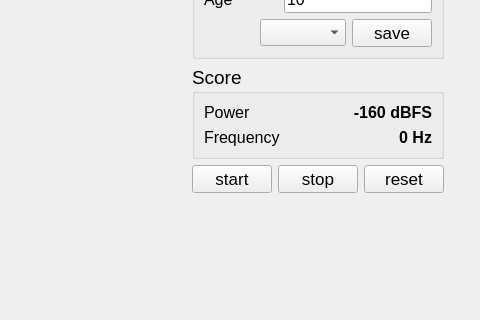
Above: ui/plots.ui from jens-j/krijseenprijs before the change; both pictures show x 588 to 1068 and y 170 to 490 of the 1068 by 902 pixel window. Below: the same form after it.
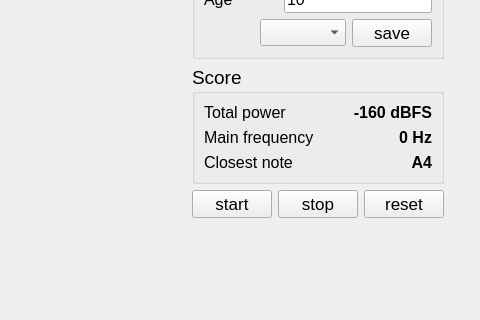
That is the form after the change. Custom widgets are drawn as their Qt base class.

```diff
--- a/ui/plots.ui
+++ b/ui/plots.ui
@@ -297,7 +297,7 @@
                      </font>
                     </property>
                     <property name="text">
-                     <string>Power</string>
+                     <string>Total power</string>
                     </property>
                    </widget>
                   </item>
@@ -333,7 +333,7 @@
                      </font>
                     </property>
                     <property name="text">
-                     <string>Frequency</string>
+                     <string>Main frequency</string>
                     </property>
                    </widget>
                   </item>
@@ -356,6 +356,39 @@
                   </item>
                  </layout>
                 </item>
+                <item>
+                 <layout class="QHBoxLayout" name="horizontalLayout_10">
+                  <item>
+                   <widget class="QLabel" name="label_6">
+                    <property name="font">
+                     <font>
+                      <pointsize>12</pointsize>
+                     </font>
+                    </property>
+                    <property name="text">
+                     <string>Closest note</string>
+                    </property>
+                   </widget>
+                  </item>
+                  <item>
+                   <widget class="QLabel" name="lblNote">
+                    <property name="font">
+                     <font>
+                      <pointsize>12</pointsize>
+                      <weight>75</weight>
+                      <bold>true</bold>
+                     </font>
+                    </property>
+                    <property name="text">
+                     <string>A4</string>
+                    </property>
+                    <property name="alignment">
+                     <set>Qt::AlignRight|Qt::AlignTrailing|Qt::AlignVCenter</set>
+                    </property>
+                   </widget>
+                  </item>
+                 </layout>
+                </item>
                </layout>
               </widget>
              </item>
```
Left out of the diff: 2 changed lines with no effect on the pictures.
